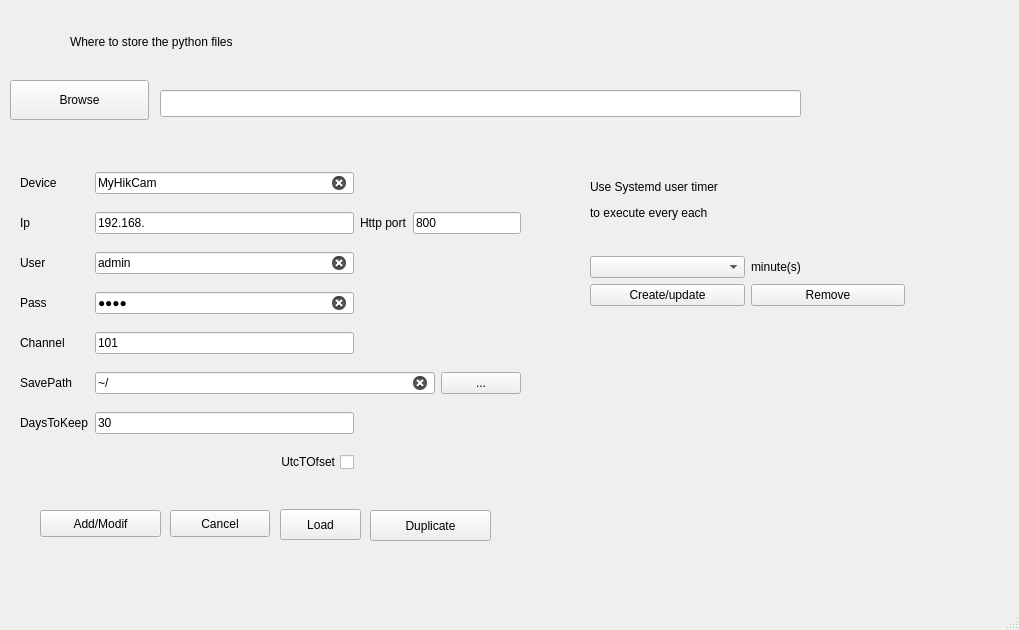
Before: the Qt Designer form wizard.ui in surfzoid/HNEWizard, drawn with Qt 5.
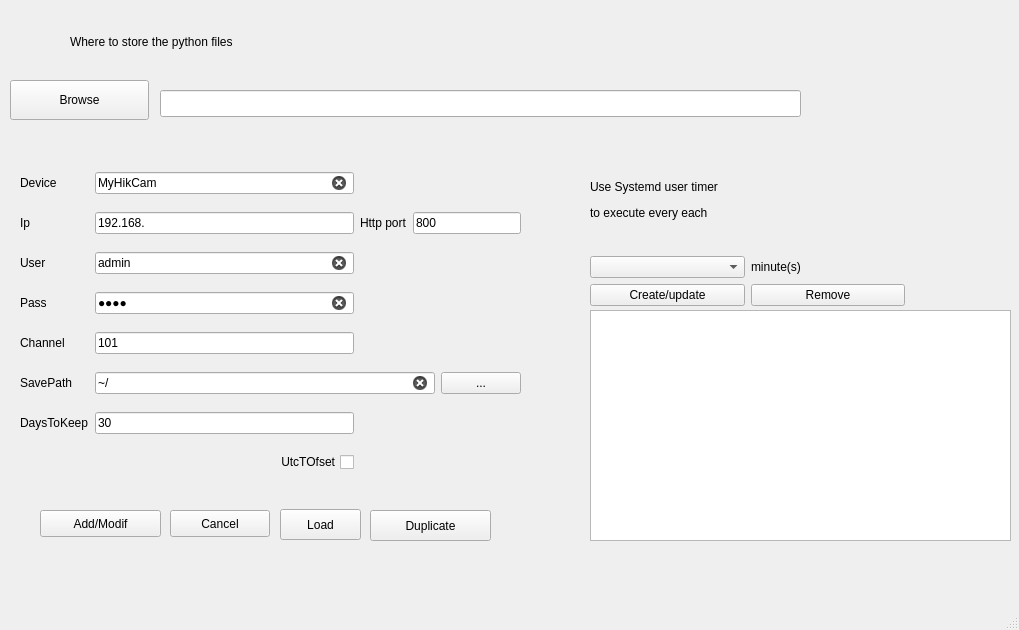
After: the same form once the commit is applied. Icons and pictures are not drawn.

```diff
--- a/wizard.ui
+++ b/wizard.ui
@@ -441,6 +441,31 @@
      <string>Duplicate</string>
     </property>
    </widget>
+   <widget class="QTextEdit" name="TxtDebug">
+    <property name="geometry">
+     <rect>
+      <x>590</x>
+      <y>310</y>
+      <width>421</width>
+      <height>231</height>
+     </rect>
+    </property>
+    <property name="sizePolicy">
+     <sizepolicy hsizetype="Maximum" vsizetype="Maximum">
+      <horstretch>0</horstretch>
+      <verstretch>0</verstretch>
+     </sizepolicy>
+    </property>
+    <property name="locale">
+     <locale language="English" country="UnitedKingdom"/>
+    </property>
+    <property name="sizeAdjustPolicy">
+     <enum>QAbstractScrollArea::AdjustToContents</enum>
+    </property>
+    <property name="lineWrapMode">
+     <enum>QTextEdit::NoWrap</enum>
+    </property>
+   </widget>
   </widget>
   <widget class="QMenuBar" name="menubar">
    <property name="geometry">
```
Left out of the diff: 3 changed lines with no effect on the pictures.
